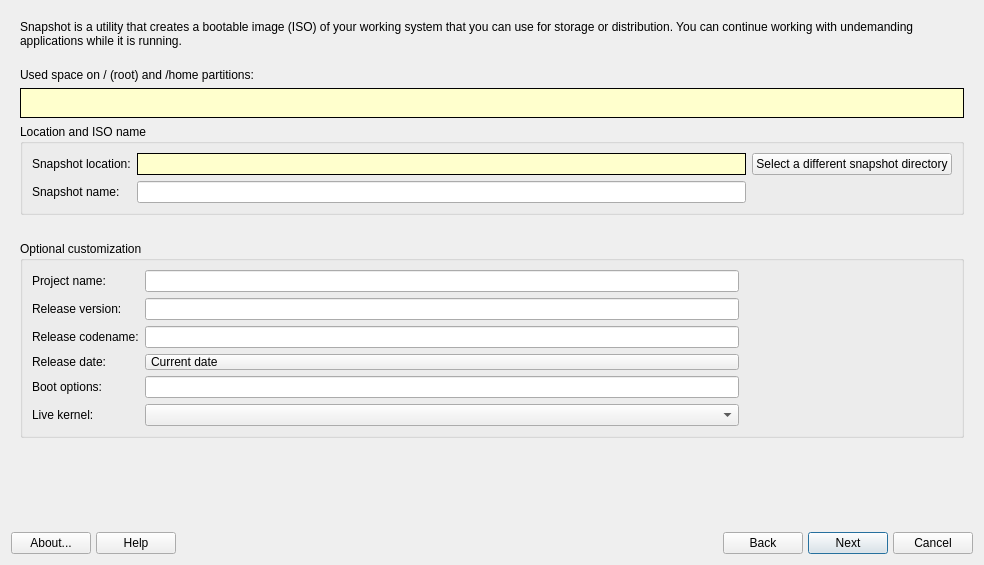
This is src_gui_qt6_cpp_backend/mainwindow.ui in seb3773/s4-snapshot-qt-free as Qt 5 draws it before an edit. The edited form follows.
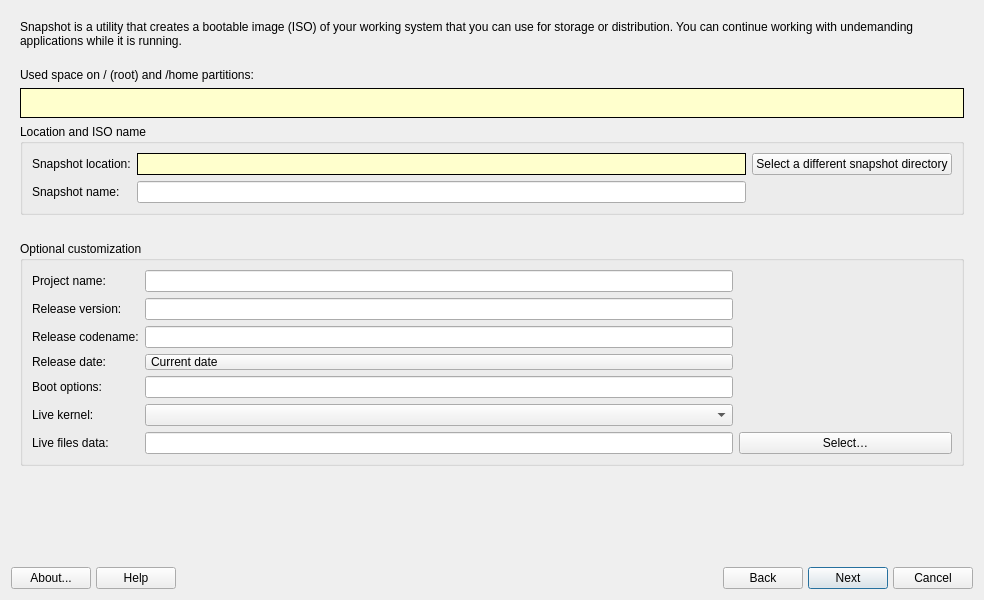
This is the edited form. The open tabs and pages were chosen to show the change. Icons and pictures are not drawn.

What changed in the file:
```diff
--- a/src_gui_qt6_cpp_backend/mainwindow.ui
+++ b/src_gui_qt6_cpp_backend/mainwindow.ui
@@ -7,7 +7,7 @@
     <x>0</x>
     <y>0</y>
     <width>984</width>
-    <height>565</height>
+    <height>600</height>
    </rect>
   </property>
   <property name="windowTitle">
@@ -144,6 +144,33 @@
             </property>
            </widget>
           </item>
+          <item row="8" column="0">
+           <widget class="QLabel" name="labelDataFilesPath">
+            <property name="toolTip">
+             <string>Directory containing files/ and general-files/ used when building the live system.</string>
+            </property>
+            <property name="text">
+             <string>Live files data:</string>
+            </property>
+           </widget>
+          </item>
+          <item row="8" column="1">
+           <widget class="QLineEdit" name="lineEditDataFilesPath">
+            <property name="toolTip">
+             <string>Directory containing files/ and general-files/ used when building the live system.</string>
+            </property>
+            <property name="text">
+             <string notr="true"/>
+            </property>
+           </widget>
+          </item>
+          <item row="8" column="2">
+           <widget class="QPushButton" name="btnSelectDataFiles">
+            <property name="text">
+             <string>Select…</string>
+            </property>
+           </widget>
+          </item>
          </layout>
         </widget>
        </item>
```
Left out of the diff: 5 changed lines with no effect on the pictures.
